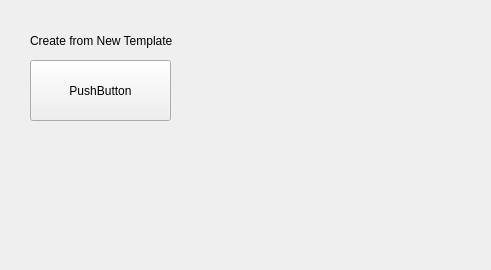
Above: krita/ui/forms/wdgnewimagefromtemplate.ui from KDE/calligra before the change. Below: the same form after it.
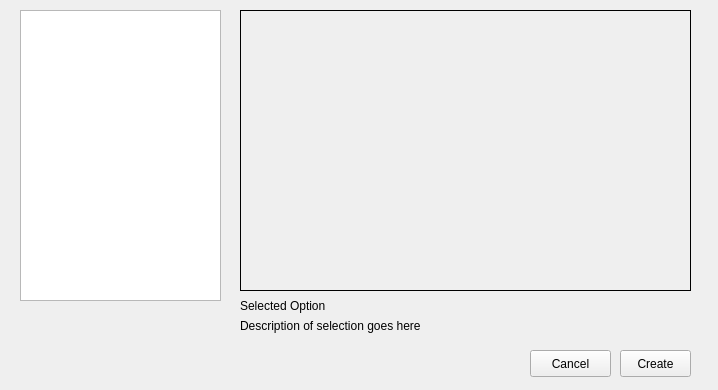
That is the form after the change.

Commit message: move widget to dialog, add a few UI elements, and create base for ok and cancel connections

The edit to the form file:
```diff
--- a/krita/ui/forms/wdgnewimagefromtemplate.ui
+++ b/krita/ui/forms/wdgnewimagefromtemplate.ui
@@ -6,37 +6,94 @@
    <rect>
     <x>0</x>
     <y>0</y>
-    <width>491</width>
-    <height>270</height>
+    <width>718</width>
+    <height>390</height>
    </rect>
   </property>
+  <property name="minimumSize">
+   <size>
+    <width>718</width>
+    <height>390</height>
+   </size>
+  </property>
   <property name="windowTitle">
    <string>New Image from Template</string>
   </property>
-  <widget class="QPushButton" name="pushButton">
+  <widget class="QLabel" name="selectedTemplateLabel">
    <property name="geometry">
     <rect>
-     <x>30</x>
-     <y>60</y>
-     <width>141</width>
-     <height>61</height>
+     <x>240</x>
+     <y>290</y>
+     <width>121</width>
+     <height>31</height>
     </rect>
    </property>
    <property name="text">
-    <string>PushButton</string>
+    <string>Selected Option</string>
    </property>
   </widget>
-  <widget class="QLabel" name="label">
+  <widget class="QTreeView" name="templateTypeTreeView">
    <property name="geometry">
     <rect>
-     <x>30</x>
-     <y>20</y>
+     <x>20</x>
+     <y>10</y>
      <width>201</width>
-     <height>41</height>
+     <height>291</height>
     </rect>
    </property>
+  </widget>
+  <widget class="QStackedWidget" name="selectedTemplateStackedWidget">
+   <property name="geometry">
+    <rect>
+     <x>240</x>
+     <y>10</y>
+     <width>451</width>
+     <height>281</height>
+    </rect>
+   </property>
+   <property name="frameShape">
+    <enum>QFrame::Box</enum>
+   </property>
+   <widget class="QWidget" name="page"/>
+   <widget class="QWidget" name="page_2"/>
+  </widget>
+  <widget class="QLabel" name="templateSelectionDescrLabel">
+   <property name="geometry">
+    <rect>
+     <x>240</x>
+     <y>310</y>
+     <width>291</width>
+     <height>31</height>
+    </rect>
+   </property>
    <property name="text">
-    <string>Create from New Template</string>
+    <string>Description of selection goes here</string>
+   </property>
+  </widget>
+  <widget class="QPushButton" name="cancelButton">
+   <property name="geometry">
+    <rect>
+     <x>530</x>
+     <y>350</y>
+     <width>81</width>
+     <height>27</height>
+    </rect>
+   </property>
+   <property name="text">
+    <string>Cancel</string>
+   </property>
+  </widget>
+  <widget class="QPushButton" name="createButton">
+   <property name="geometry">
+    <rect>
+     <x>620</x>
+     <y>350</y>
+     <width>71</width>
+     <height>27</height>
+    </rect>
+   </property>
+   <property name="text">
+    <string>Create</string>
    </property>
   </widget>
  </widget>
```
The commit also changes 3 other files.
